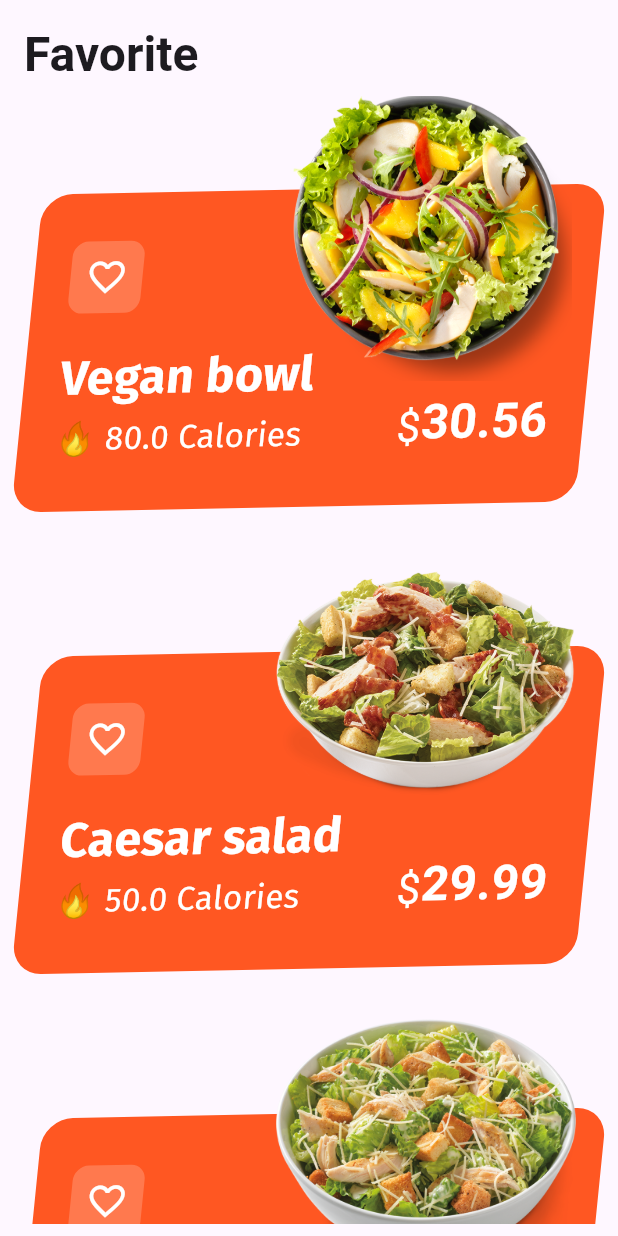
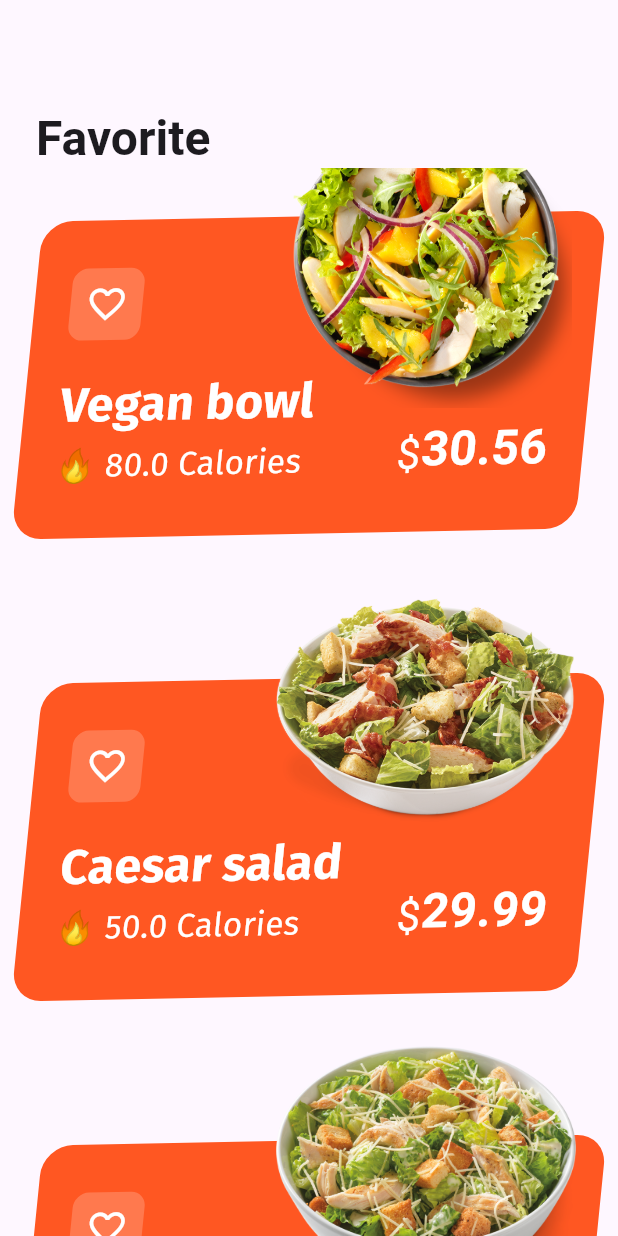
Before and after one commit to SornchaiTheDev/flutter-food-menu, a Flutter app: the FavoriteView widget shown alone on an empty page, opened directly, on a phone screen of 412 x 824 dp. Run offline on Flutter 3.47's test engine with Material 3 defaults, Android fonts, the phone set to English and light mode, and no system bars; our stand-ins replace line_icons; network calls fail; project files that could hold a hidden picture were left out.

Commit message:
update: favorite page

```diff
--- a/lib/components/menu.dart
+++ b/lib/components/menu.dart
@@ -1,17 +1,29 @@
 import 'package:flutter/material.dart';
 import 'package:flutter_exercise/models/menu.dart';
 
-class Menu extends StatelessWidget {
+class Menu extends StatefulWidget {
   const Menu({super.key, required this.menu});
 
   final MenuModel menu;
 
   @override
+  State<Menu> createState() => _MenuState();
+}
+
+class _MenuState extends State<Menu> {
+  bool isFavorited = false;
+  @override
   Widget build(BuildContext context) {
-    final MenuModel(:name, :calories, :image, :price) = menu;
+    final MenuModel(:name, :calories, :image, :price) = widget.menu;
 
     void handleOnTap() {
-      Navigator.pushNamed(context, "/sald-detail", arguments: menu);
+      Navigator.pushNamed(context, "/sald-detail", arguments: widget.menu);
+    }
+
+    void handleOnTapFavorite() {
+      setState(() {
+        isFavorited = !isFavorited;
+      });
     }
 
     return GestureDetector(
@@ -37,7 +49,7 @@ class Menu extends StatelessWidget {
                   crossAxisAlignment: CrossAxisAlignment.start,
                   children: [
                     IconButton(
-                      onPressed: () {},
+                      onPressed: handleOnTapFavorite,
                       padding: const EdgeInsets.all(10.0),
                       style: ButtonStyle(
                         backgroundColor: MaterialStateProperty.all(
@@ -49,8 +61,8 @@ class Menu extends StatelessWidget {
                           ),
                         ),
                       ),
-                      icon: const Icon(
-                        Icons.favorite_border,
+                      icon: Icon(
+                        isFavorited ? Icons.favorite : Icons.favorite_border,
                         color: Colors.white,
                         size: 28.0,
                       ),
--- a/lib/views/favorite_view.dart
+++ b/lib/views/favorite_view.dart
@@ -8,12 +8,12 @@ class FavoriteView extends StatelessWidget {
 
   @override
   Widget build(BuildContext context) {
-    return SafeArea(
-      child: Padding(
-        padding: const EdgeInsets.all(8.0),
+    return Padding(
+      padding:
+          const EdgeInsets.only(top: 8.0, left: 8.0, right: 8.0, bottom: 0.0),
       child: Column(crossAxisAlignment: CrossAxisAlignment.start, children: [
-          Padding(
-            padding: const EdgeInsets.all(8.0),
+        Container(
+          margin: const EdgeInsets.only(top: 64.0, left: 16.0, right: 16.0),
           child: Text(
             "Favorite",
             style: Theme.of(context)
@@ -29,7 +29,7 @@ class FavoriteView extends StatelessWidget {
               MenuModel menu = menus[index];
               return Column(
                 children: [
-                    if (index == 0) const SizedBox(height: 30),
+                  // if (index == 0) const SizedBox(height: 30),
                   Menu(menu: menu),
                 ],
               );
@@ -37,7 +37,6 @@ class FavoriteView extends StatelessWidget {
           ),
         ),
       ]),
-      ),
     );
   }
 }
```
Lines whose indentation alone changed are shown as unchanged.
